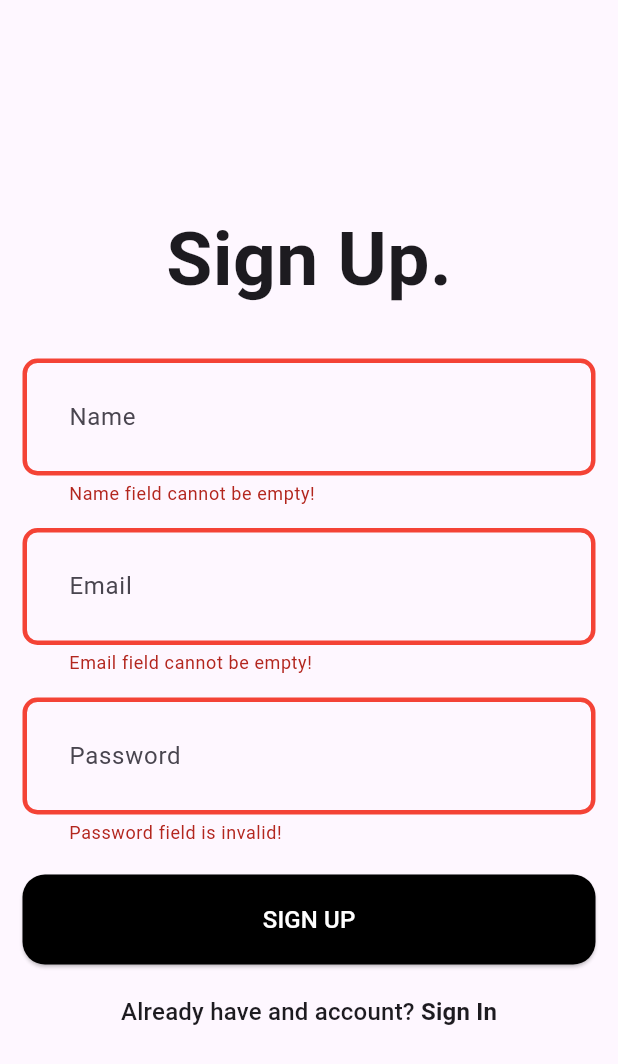
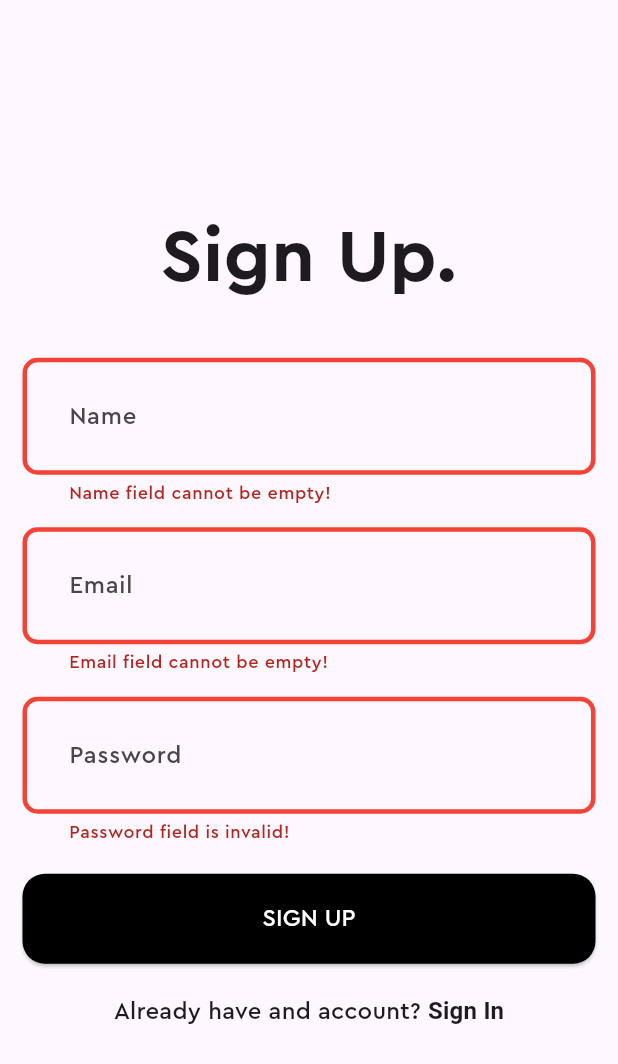
Before and after one commit to sujalraj00/to-do-app, a Flutter app: the screen it shows after launch, after a tap on "SIGN UP", on a phone screen of 412 x 824 dp. Shown: the top 1064 px of the screen. Run offline on Flutter 3.47's test engine with Material 3 defaults, Android fonts, the phone set to English and light mode, and no system bars; our stand-ins replace flutter_bloc, shared_preferences, sqflite; accounts and stored records are empty.

```diff
--- a/lib/features/auth/repository/auth_remote_repository.dart
+++ b/lib/features/auth/repository/auth_remote_repository.dart
@@ -3,10 +3,12 @@ import 'dart:convert';
 import 'package:http/http.dart' as http;
 import 'package:task_app/core/constants/constants.dart';
 import 'package:task_app/core/services/sp_services.dart';
+import 'package:task_app/features/auth/repository/auth_local_repository.dart';
 import 'package:task_app/model/user_model.dart';
 
 class AuthRemoteRepo {
   final spService = SpServices();
+  final authLoacalRepo = AuthLocalRepository();
 
   Future<UserModel> signUp(
       {required String name,
@@ -76,7 +78,8 @@ class AuthRemoteRepo {
 
       return UserModel.fromJson(userResponse.body);
     } catch (e) {
-      return null;
+      final user = await authLoacalRepo.getUser();
+      return user;
     }
   }
 }
--- a/lib/main.dart
+++ b/lib/main.dart
@@ -30,7 +30,9 @@ class _MyAppState extends State<MyApp> {
   Widget build(BuildContext context) {
     return MaterialApp(
       title: 'Task App',
+      debugShowCheckedModeBanner: false,
       theme: ThemeData(
+        fontFamily: "Cera Pro",
         inputDecorationTheme: InputDecorationTheme(
           contentPadding: const EdgeInsets.all(27),
           enabledBorder: OutlineInputBorder(
```
Also changed, not shown: lib/features/home/pages/home_page.dart (+43 -5 lines).
